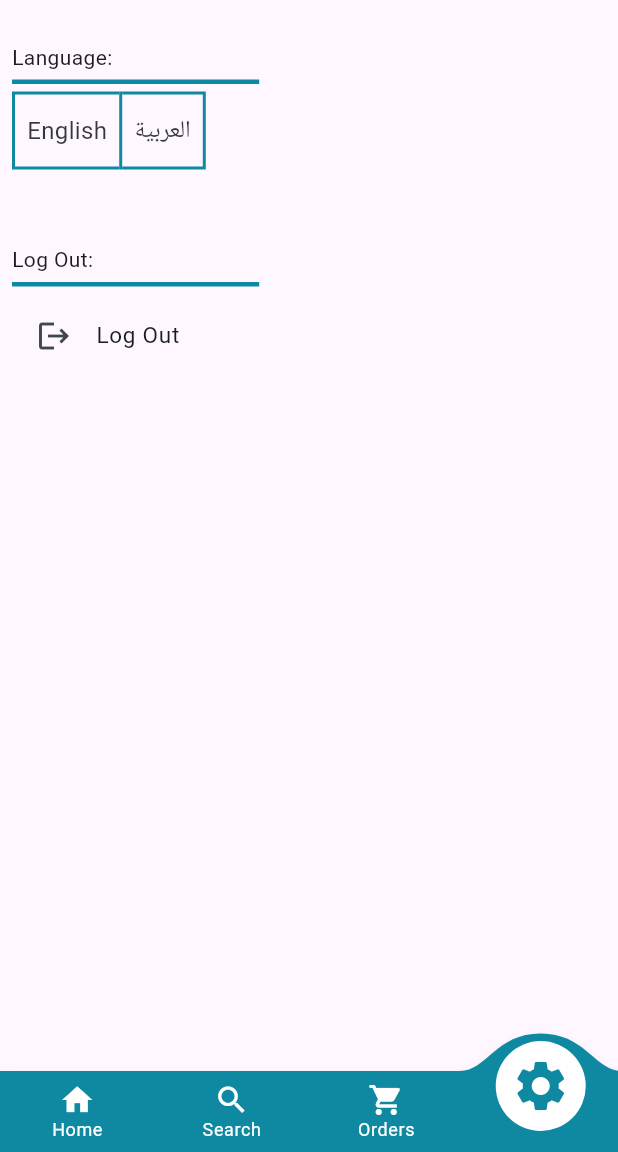
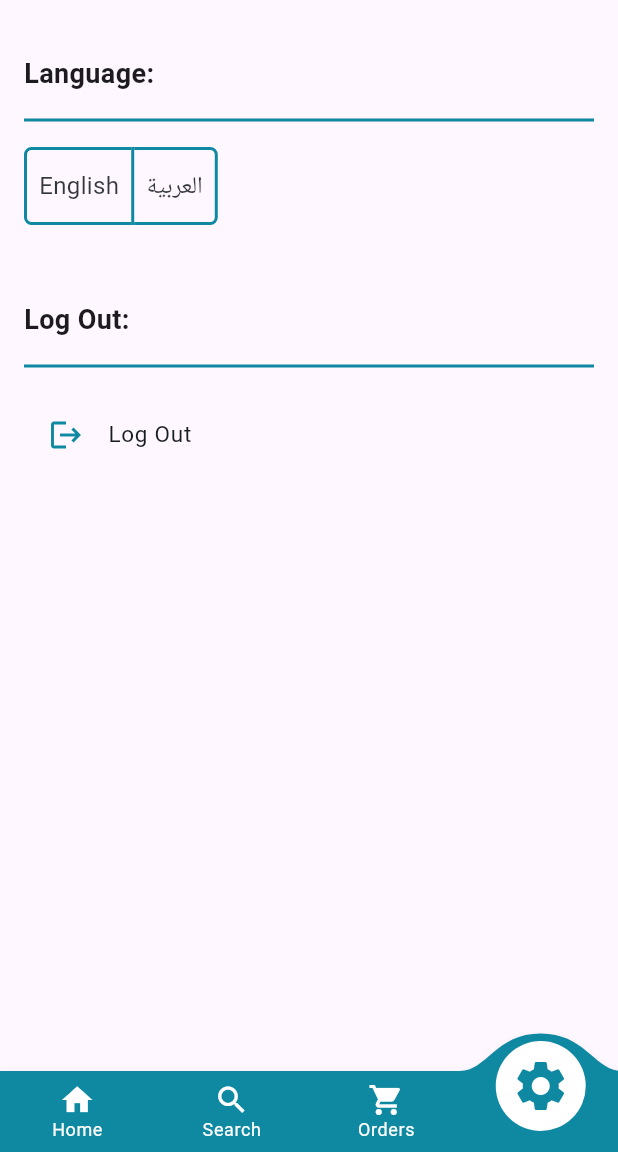
Before and after one commit to MajdAlmaleh/pharmazon, a Flutter app: the HomeView screen opened by its route, item 4 of the bottom bar chosen, on a phone screen of 412 x 824 dp, the part 84-1236 px from its top. Run offline on Flutter 3.47's test engine with Material 3 defaults, Android fonts, the light colour scheme and no system bars; drawn by our look-alikes of convex_bottom_bar; our stand-ins replace bloc, dartz, dio, equatable, flutter_bloc, flutter_secure_storage and 5 more; accounts and stored records are empty; network calls fail.

Commit message:
final touch

```diff
--- a/lib/constants.dart
+++ b/lib/constants.dart
@@ -1,7 +1,7 @@
 import 'dart:ui';
 
 //const kBaseUrl = 'http://10.0.2.2:8000/api';
-const kBaseUrl = 'https://74a9-185-177-126-151.ngrok-free.app/api';
+const kBaseUrl = 'https://2351-185-177-126-153.ngrok-free.app/api';
 //for web use the 'http://127.0.0.1:8000/api';
 const kSignIn = 'Login';
 const kAppColor = Color(0xff0f89a2);
--- a/lib/features/order/data/models/order/pharmaceutical.details.dart
+++ b/lib/features/order/data/models/order/pharmaceutical.details.dart
@@ -10,7 +10,7 @@ class Pharmaceutical extends Equatable {
   final String? manufactureCompany;
   final int? quantityAvailable;
   final String? expireDate;
-  final double? price;
+  final num? price;
   final DateTime? createdAt;
   final DateTime? updatedAt;
   final Pivot? pivot;
@@ -40,7 +40,7 @@ class Pharmaceutical extends Equatable {
       manufactureCompany: json['manufacture_company'] as String?,
       quantityAvailable: json['quantity_available'] as int?,
       expireDate: json['expire_date'] as String?,
-      price: json['price'] as double?,
+      price: json['price'] as num?,
       createdAt: json['created_at'] == null
             ? null
             : DateTime.parse(json['created_at'] as String),
--- a/lib/features/search/presentation/views/widgets/commercial_name_search_items.dart
+++ b/lib/features/search/presentation/views/widgets/commercial_name_search_items.dart
@@ -15,7 +15,7 @@ class CommercialNameSearchItems extends StatelessWidget {
     return BlocBuilder<CommercialNameSearchCubit, CommercialNameSearchState>(
       builder: (context, state) {
         if (state is CommercialNameSearchLoading) {
-          return const CustomLoading();
+          return const Center(child: CustomLoading());
         }
         if (state is CommercialNameSearchFailure) {
           return CustomError(errMessage: state.errMessage);
--- a/lib/features/search/presentation/views/widgets/custom_search_bar.dart
+++ b/lib/features/search/presentation/views/widgets/custom_search_bar.dart
@@ -10,7 +10,9 @@ class CustomSearchBar extends StatelessWidget {
 
   @override
   Widget build(BuildContext context) {
-    return Container(
+    return Padding(
+      padding: const EdgeInsets.only(top: 4),
+      child: Container(
         margin: const EdgeInsets.symmetric(horizontal: 8),
         decoration: BoxDecoration(
           color: Colors.white,
@@ -42,6 +44,7 @@ class CustomSearchBar extends StatelessWidget {
             ),
           ),
         ),
+      ),
     );
   }
 }
--- a/lib/features/search/presentation/views/widgets/search_option_item.dart
+++ b/lib/features/search/presentation/views/widgets/search_option_item.dart
@@ -9,7 +9,9 @@ class SearchOptionItem extends StatelessWidget {
 
   @override
   Widget build(BuildContext context) {
-    return Card(
+    return Padding(
+      padding: const EdgeInsets.only(top: 4),
+      child: Card(
         color: color,
         child: SizedBox(
           height: 40,
@@ -21,6 +23,7 @@ class SearchOptionItem extends StatelessWidget {
             ),
           ),
         ),
+      ),
     );
   }
 }
--- a/lib/features/settings/presentation/views/widgets/settings_view_body.dart
+++ b/lib/features/settings/presentation/views/widgets/settings_view_body.dart
@@ -26,7 +26,7 @@ class SettingsViewBodyState extends State<SettingsViewBody> {
       S.of(context).language == 'عربي'
     ];
     return Padding(
-      padding: const EdgeInsets.all(8.0),
+      padding: const EdgeInsets.all(16.0),
       child: SingleChildScrollView(
         child: Column(
           mainAxisAlignment: MainAxisAlignment.start,
@@ -35,19 +35,19 @@ class SettingsViewBodyState extends State<SettingsViewBody> {
             const SizedBox(
               height: 20,
             ),
-            Text(S.of(context).Language),
-            const SizedBox(
-              height: 5,
-            ),
-            SizedBox(
-              height: 3,
-              width: MediaQuery.of(context).size.width * .4,
-              child: Container(
-                color: kAppColor,
-              ),
+            Text(
+              S.of(context).Language,
+              style: TextStyle(fontSize: 18, fontWeight: FontWeight.bold),
             ),
             const SizedBox(
-              height: 5,
+              height: 10,
+            ),
+            Divider(
+              color: kAppColor,
+              thickness: 2,
+            ),
+            const SizedBox(
+              height: 10,
             ),
             ToggleButtons(
               borderColor: kAppColor,
@@ -55,7 +55,7 @@ class SettingsViewBodyState extends State<SettingsViewBody> {
               borderWidth: 2,
               selectedBorderColor: kAppColor,
               selectedColor: Colors.white,
-              borderRadius: BorderRadius.circular(0),
+              borderRadius: BorderRadius.circular(4),
               onPressed: (int index) {
                 setState(() {
                   for (int i = 0; i < isSelected.length; i++) {
@@ -85,19 +85,19 @@ class SettingsViewBodyState extends State<SettingsViewBody> {
             const SizedBox(
               height: 50,
             ),
-            Text('${S.of(context).logOut}:'),
-            const SizedBox(
-              height: 5,
-            ),
-            SizedBox(
-              height: 3,
-              width: MediaQuery.of(context).size.width * .4,
-              child: Container(
-                color: kAppColor,
-              ),
+            Text(
+              '${S.of(context).logOut}:',
+              style: TextStyle(fontSize: 18, fontWeight: FontWeight.bold),
             ),
             const SizedBox(
-              height: 5,
+              height: 10,
+            ),
+            Divider(
+              color: kAppColor,
+              thickness: 2,
+            ),
+            const SizedBox(
+              height: 10,
             ),
             ListTile(
               onTap: () {
@@ -106,6 +106,7 @@ class SettingsViewBodyState extends State<SettingsViewBody> {
               },
               leading: const Icon(
                 Icons.logout,
+                color: kAppColor,
               ),
               title: Text(
                 S.of(context).logOut,
--- a/lib/l10n/intl_ar.arb
+++ b/lib/l10n/intl_ar.arb
@@ -19,7 +19,7 @@
     "quantityUpdatedSuccessfully": "تم تحديث الكمية بنجاح",
     "editTheQuantity": "تعديل الكمية",
     "phoneNumberShouldBe10DigitsAndStartWith09": "يجب أن يكون رقم الهاتف 10 أرقام ويبدأ بـ 09",
-    "usernameShouldBeAtLest10Characters": "يجب أن يكون الاسم المستخدم 10 أحرف على الأقل",
+    "usernameShouldBeAtLest10Characters": "يجب أن يكون الاسم المستخدم 4 أحرف على الأقل",
     "passwordShouldBeAtLest8Characters": "يجب أن تكون كلمة المرور 8 أحرف على الأقل",
     "signIn": "تسجيل الدخول",
     "signUp": "تسجيل",
--- a/lib/l10n/intl_en.arb
+++ b/lib/l10n/intl_en.arb
@@ -19,7 +19,7 @@
     "quantityUpdatedSuccessfully":"Quantity updated successfully",
     "editTheQuantity":"Edit the quantity",
     "phoneNumberShouldBe10DigitsAndStartWith09":"Phone number should be 10 digits and start with 09",
-    "usernameShouldBeAtLest10Characters":"Username should be at least 10 characters",
+    "usernameShouldBeAtLest10Characters":"Username should be at least 4 characters",
     "passwordShouldBeAtLest8Characters":"Password should be at least 8 characters",
     "signIn":"Sign In",
     "signUp":"Sign Up",
```
Also changed, not shown: lib/core/widgets/medicine_details.dart (+77 -7 lines), lib/features/order/presentation/views/widgets/all_dates.dart (+9 -1 lines), lib/features/order/presentation/views/widgets/tab_bar_widget.dart (+8 -2 lines), lib/generated/intl/messages_ar.dart, lib/generated/intl/messages_en.dart, lib/generated/l10n.dart. Lines whose indentation alone changed are shown as unchanged.
